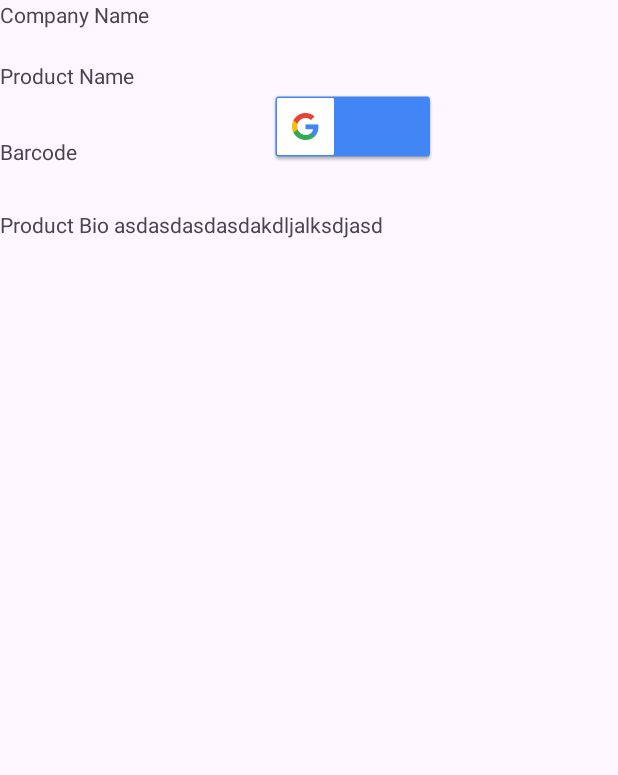
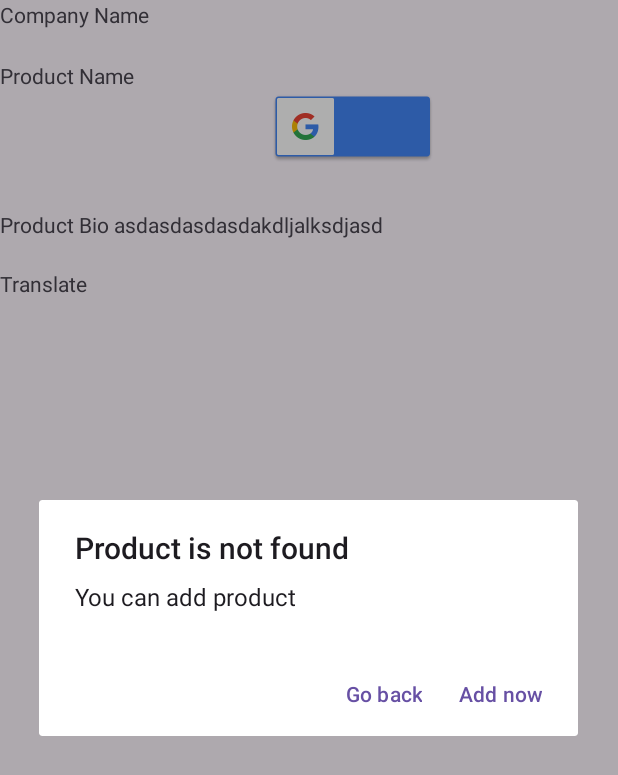
Before and after one commit to Edgar2006/JustScanItt, an Android app: the ReadActivity screen opened directly, with no data from a screen before it, on a phone screen of 412 x 824 dp. Shown: the top 775 px of the screen. Run offline under Robolectric (Android 15) with nearby library versions, the phone set to English and light mode, and no system bars; our stand-ins replace Firebase (no records; nobody signed in at launch, a user with empty details on screens opened directly).

Commit message:
fix bugs, add read activty test logic and ui need fix bug not react if product dont have a bio

```diff
--- a/app/build.gradle
+++ b/app/build.gradle
@@ -43,6 +43,7 @@ dependencies {
 
 
     dependencies {
+        implementation 'com.github.bumptech.glide:glide:4.16.0'
         implementation 'com.google.mlkit:barcode-scanning:17.2.0'
         implementation 'androidx.camera:camera-camera2:1.1.0'
         implementation 'androidx.camera:camera-lifecycle:1.1.0'
--- a/app/src/main/AndroidManifest.xml
+++ b/app/src/main/AndroidManifest.xml
@@ -17,6 +17,9 @@
         android:supportsRtl="true"
         android:theme="@style/Theme.JustScanItt"
         tools:targetApi="31">
+        <activity
+            android:name=".NewCommentActivity"
+            android:exported="false" />
         <activity
             android:name=".AddProductActivity"
             android:exported="false" />
--- a/app/src/main/java/com/example/justscanitt/ReadActivity.java
+++ b/app/src/main/java/com/example/justscanitt/ReadActivity.java
@@ -1,50 +1,119 @@
 package com.example.justscanitt;
 
+import android.app.ProgressDialog;
 import android.content.Intent;
 import android.os.Bundle;
+import android.util.Log;
+import android.view.View;
 import android.widget.ImageView;
+import android.widget.RatingBar;
 import android.widget.TextView;
 
-import androidx.activity.EdgeToEdge;
+import androidx.annotation.NonNull;
 import androidx.appcompat.app.AlertDialog;
 import androidx.appcompat.app.AppCompatActivity;
-import androidx.core.graphics.Insets;
-import androidx.core.view.ViewCompat;
-import androidx.core.view.WindowInsetsCompat;
+import androidx.recyclerview.widget.LinearLayoutManager;
+import androidx.recyclerview.widget.RecyclerView;
+
+import com.bumptech.glide.Glide;
+import com.example.justscanitt.Class.ProductBio;
+import com.example.justscanitt.Class.User;
+import com.google.firebase.database.DataSnapshot;
+import com.google.firebase.database.DatabaseError;
+import com.google.firebase.database.DatabaseReference;
+import com.google.firebase.database.FirebaseDatabase;
+import com.google.firebase.database.ValueEventListener;
+
+import java.util.ArrayList;
+import java.util.Objects;
 
 public class ReadActivity extends AppCompatActivity {
+    // UI components
 
-    TextView companyName, productName, productBio, barcode;
-    ImageView productImages;
+    // Firebase references
+    private DatabaseReference referenceComment,referenceProduct;
+
+    // Product info
+    private String longText,barCode;
+    private TextView productName,bioText,companyName,barCodeTextView;
+    private ImageView productImageView;
+
 
 
     @Override
     protected void onCreate(Bundle savedInstanceState) {
         super.onCreate(savedInstanceState);
-        EdgeToEdge.enable(this);
         setContentView(R.layout.activity_read);
         init();
+        //getDataFromDataBase();
+        getDataProductDataBase();
+
+    }
+    // Initialization of views and Firebase references
+    private void init(){
+        barCodeTextView = findViewById(R.id.Barcode);
+        companyName = findViewById(R.id.CompanyName);
+
+        Intent intent = getIntent();
+        barCode = intent.getStringExtra("barCode");
+        // Firebase paths
+        referenceComment = FirebaseDatabase.getInstance().getReference("Product").child(barCode);
+        referenceProduct = FirebaseDatabase.getInstance().getReference("Product_bio").child(barCode);
+        productName = findViewById(R.id.ProductName);
+        bioText = findViewById(R.id.ProductBio);
+        productImageView = findViewById(R.id.ProductImages);
 
     }
 
-    public void getProductBio()
-    {
-
-
+    public void onClickComment(View view){
+        Intent intent = new Intent(ReadActivity.this, NewCommentActivity.class);
+        intent.putExtra("barCode", barCode);
+        startActivity(intent);
     }
 
 
+    // Load product information
+    private void getDataProductDataBase(){
+        ValueEventListener eventListener = new ValueEventListener() {
+            @Override
+            public void onDataChange(@NonNull DataSnapshot snapshot) {
+                try {
+                    ProductBio productBio = snapshot.getValue(ProductBio.class);
+                    barCodeTextView.setText(barCode);
+                    companyName.setText(productBio.getCompanyName());
+                    productName.setText(productBio.getProductName());
+                    longText = productBio.getBio();
+                    bioText.setText(longText);
+                    // Load product image if exists
+                    if(!Objects.equals(productBio.getImageRef(), "noImage")) {
+                        Glide.with(getApplicationContext()).load(productBio.getImageRef()).into(productImageView);
+                    }
+                    // Load company name from user's info
+                    DatabaseReference reference = FirebaseDatabase.getInstance().getReference("User").child(productBio.getCompanyEmail());
+                    reference.addValueEventListener(new ValueEventListener() {
+                        @Override
+                        public void onDataChange(@NonNull DataSnapshot snapshot) {
+                            User userNameAndImageUnit = snapshot.getValue(User.class);
+                            companyName.setText(userNameAndImageUnit.getName());
+                        }
+                        @Override
+                        public void onCancelled(@NonNull DatabaseError error) {
+
+                        }
+                    });
 
 
+                }
+                catch (Exception e){
+                    firstBio(); // If product is not found
+                }
 
-
-    public void init()
-    {
-        companyName = findViewById(R.id.CompanyName);
-        productName = findViewById(R.id.ProductName);
-        productBio = findViewById(R.id.ProductBio);
-        barcode = findViewById(R.id.Barcode);
-        productImages = findViewById(R.id.ProductImages);
+            }
+            @Override
+            public void onCancelled(@NonNull DatabaseError error) {
+            }
+        };
+        referenceProduct.addValueEventListener(eventListener);
 
     }
 
@@ -59,6 +128,7 @@ public class ReadActivity extends AppCompatActivity {
         builder.setMessage(message); // сообщение
         builder.setPositiveButton(button1String, (dialog, id) -> {
             Intent intent = new Intent(ReadActivity.this, AddProductActivity.class);
+            intent.putExtra("barCode",barCode);
             startActivity(intent);
         });
         builder.setNegativeButton(button2String, (dialog, id) -> finish());
@@ -67,4 +137,10 @@ public class ReadActivity extends AppCompatActivity {
         builder.show();
     }
 
+
+    // Translate bio using Translations class
+    public void onClickTranslate(View view) {
+    }
+
+
 }
--- a/app/src/main/res/layout/activity_read.xml
+++ b/app/src/main/res/layout/activity_read.xml
@@ -33,12 +33,21 @@
         android:text="Barcode" />
 
     <TextView
-        android:layout_marginTop="80dp"
-        android:layout_below="@+id/ProductName"
+        android:id="@+id/ProductBio"
         android:layout_width="wrap_content"
         android:layout_height="wrap_content"
-        android:text="Product Bio asdasdasdasdakdljalksdjasd"
-        />
+        android:layout_below="@+id/ProductName"
+        android:layout_marginTop="80dp"
+        android:text="Product Bio asdasdasdasdakdljalksdjasd" />
+
+    <TextView
+        android:id="@+id/Translate"
+        android:layout_width="wrap_content"
+        android:layout_height="wrap_content"
+        android:layout_below="@+id/ProductBio"
+        android:layout_marginTop="20dp"
+        android:text="Translate" />
+
 
     <ImageView
         android:id="@+id/ProductImages"
@@ -50,4 +59,7 @@
         android:layout_toEndOf="@+id/ProductName"
         android:background="@drawable/common_google_signin_btn_text_dark" />
 
+
+
+
 </RelativeLayout>
```
Also changed, not shown: app/src/main/java/com/example/justscanitt/Class/ProductBio.java (+13 -0 lines), app/src/main/java/com/example/justscanitt/NewCommentActivity.java (added, +24 -0 lines), app/src/main/java/com/example/justscanitt/ScanActivity.java (+24 -26 lines), app/src/main/res/layout/activity_new_comment.xml (added, +10 -0 lines), app/src/main/res/layout/activity_scan.xml (+22 -0 lines).
